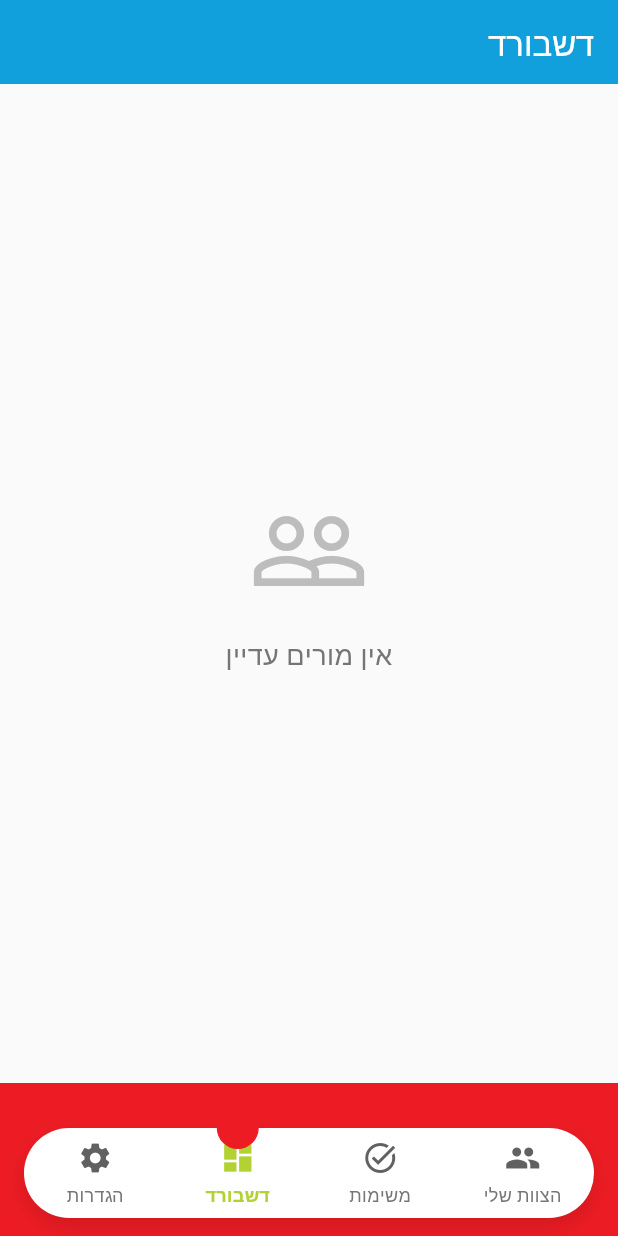
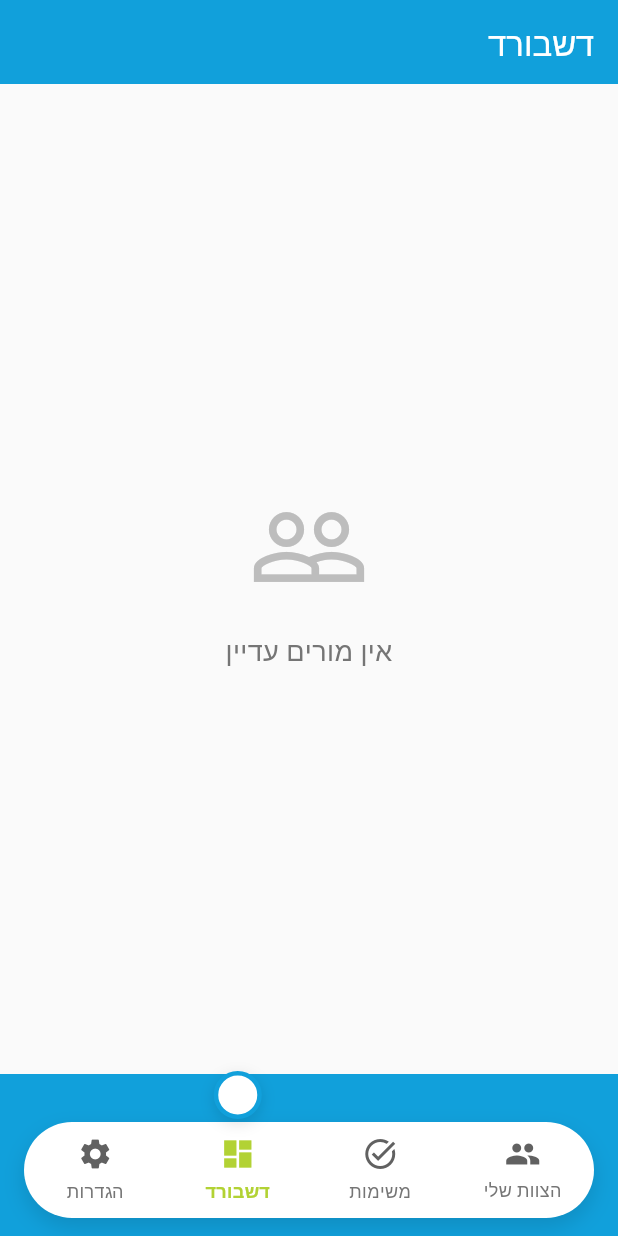
Before and after one commit to chepti/Shimur, a Flutter app: the screen it shows once a user with an empty profile is signed in, item 2 of the bottom bar chosen, on a phone screen of 412 x 824 dp. Run offline on Flutter 3.47's test engine with Material 3 defaults, Android fonts, the phone set to English and light mode, and no system bars; our stand-ins replace cloud_firestore, firebase_auth, firebase_core, fl_chart; missing offline and left inert: kosher_dart, material_hebrew_date_picker; accounts and stored records are empty; network calls fail.

```diff
--- a/lib/main.dart
+++ b/lib/main.dart
@@ -127,7 +127,7 @@ class CustomBottomNavBar extends StatelessWidget {
   final int currentIndex;
   final ValueChanged<int> onItemSelected;
 
-  static const Color _navBackground = Color(0xFFed1c24);
+  static const Color _navBackground = Color(0xFF11a0db);
 
   static const List<Color> _accentColors = [
     Color(0xFFed1c24),
@@ -168,8 +168,8 @@ class CustomBottomNavBar extends StatelessWidget {
             child: LayoutBuilder(
               builder: (context, constraints) {
                 const double horizontalPadding = 16;
-                const double barHeight = 60;
-                const double circleRadius = 14;
+                const double barHeight = 64;
+                const double circleRadius = 16;
 
                 final double barWidth =
                     constraints.maxWidth - (horizontalPadding * 2);
@@ -199,7 +199,7 @@ class CustomBottomNavBar extends StatelessWidget {
                           height: barHeight,
                           decoration: BoxDecoration(
                             color: Colors.white,
-                            borderRadius: BorderRadius.circular(32),
+                            borderRadius: BorderRadius.circular(40),
                             boxShadow: [
                               BoxShadow(
                                 color: Colors.black.withOpacity(0.12),
@@ -230,15 +230,26 @@ class CustomBottomNavBar extends StatelessWidget {
                       ),
                       AnimatedPositioned(
                         duration: const Duration(milliseconds: 250),
-                        curve: Curves.easeOutCubic,
-                        top: 8,
+                        curve: Curves.easeOutQuad,
+                        top: -circleRadius + 6,
                         left: leftForCircle,
                         child: Container(
                           width: circleRadius * 2,
                           height: circleRadius * 2,
                           decoration: BoxDecoration(
-                            color: _navBackground,
+                            color: Colors.white,
                             shape: BoxShape.circle,
+                            border: Border.all(
+                              color: _navBackground,
+                              width: 3,
+                            ),
+                            boxShadow: [
+                              BoxShadow(
+                                color: Colors.black.withOpacity(0.12),
+                                blurRadius: 8,
+                                offset: const Offset(0, 3),
+                              ),
+                            ],
                           ),
                         ),
                       ),
```
Also changed, not shown: 1 other file.
